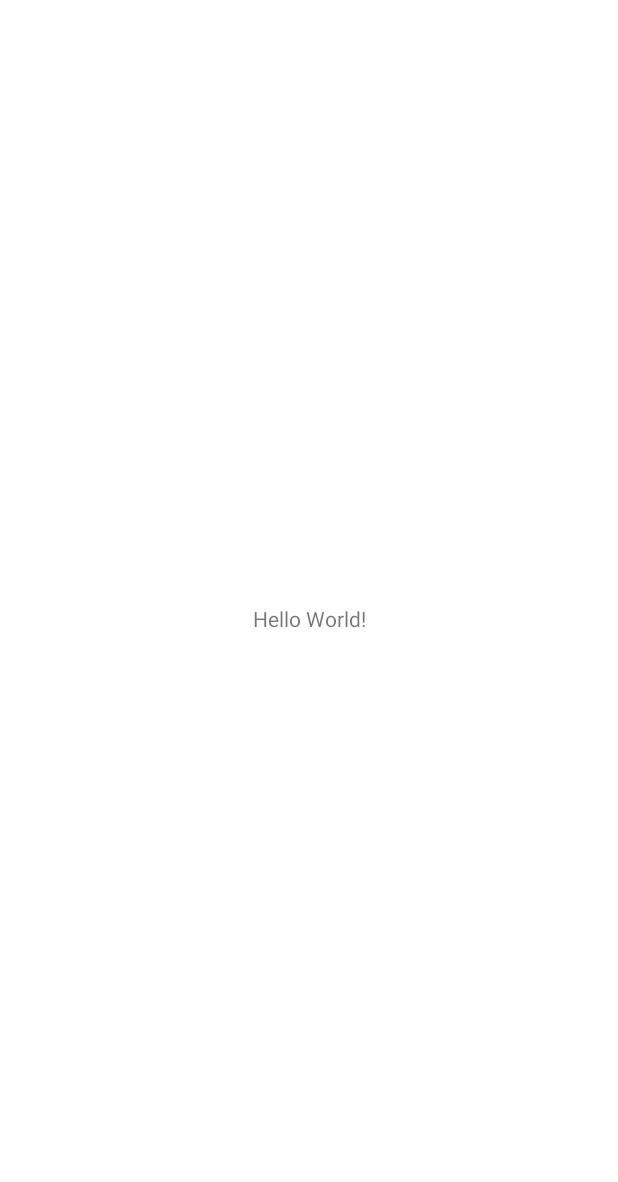
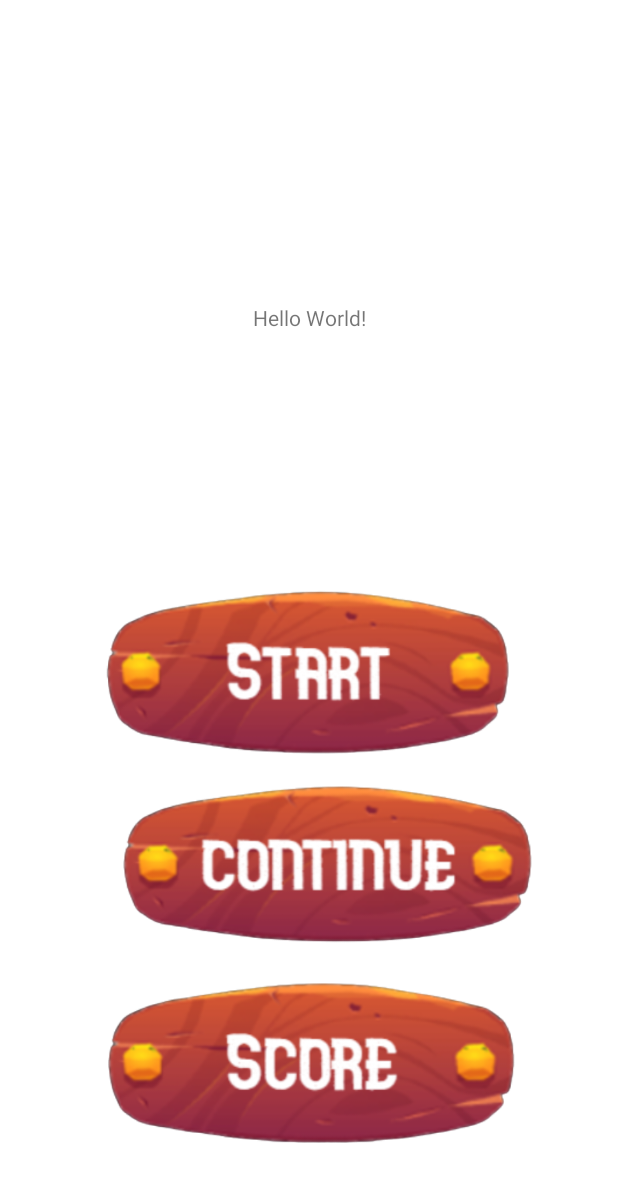
Before and after one commit to hkccchuang/Group_project, an Android app: the screen it shows after launch (MainActivity), on a phone screen of 412 x 824 dp. Before the commit the part shown is almost empty. Shown: the top 1182 px of the screen. Run offline under Robolectric (Android 15) with nearby library versions, the phone set to English and light mode, and no system bars.

Commit message:
initial commit

```diff
--- a/app/src/main/AndroidManifest.xml
+++ b/app/src/main/AndroidManifest.xml
@@ -12,6 +12,10 @@
         android:theme="@style/Theme.GroupProject"
         tools:targetApi="31">
         <activity
+            android:name=".StageSelection"
+            android:exported="false" />
+
+        <activity
             android:name=".MainActivity"
             android:exported="true">
             <intent-filter>
--- a/app/src/main/java/com/example/groupproject/MainActivity.java
+++ b/app/src/main/java/com/example/groupproject/MainActivity.java
@@ -2,16 +2,72 @@ package com.example.groupproject;
 
 import androidx.appcompat.app.AppCompatActivity;
 
+import android.content.Intent;
+import android.content.res.AssetFileDescriptor;
 import android.graphics.drawable.ColorDrawable;
+import android.media.MediaPlayer;
 import android.os.Bundle;
+import android.view.View;
+import android.widget.ImageButton;
 
-public class MainActivity extends AppCompatActivity {
+public class MainActivity extends AppCompatActivity implements View.OnClickListener{
+
+    public static MediaPlayer mMediaPlayer = new MediaPlayer();//BGM
+     public Intent next;
+     ImageButton start;
+
+     Boolean isNext=false;//If user go to other intent,music will not be pause
+
+
 
     @Override
     protected void onCreate(Bundle savedInstanceState) {
         super.onCreate(savedInstanceState);
         setContentView(R.layout.activity_main);
         getSupportActionBar().hide();//hide the action bar
+        loadMusic();//bgm
+        loadUI();
+
+    }
+
+    public void loadMusic(){
+        mMediaPlayer = MediaPlayer.create(this, R.raw.bgm);
+        mMediaPlayer.setLooping(true);
+        mMediaPlayer.start();
+    }
+
+    public void loadUI(){
+        start=findViewById(R.id.btnStart);
+        start.setOnClickListener(this);
+    }
+
+
+    protected void onPause(){
+        super.onPause();
+
+        if(!isNext){
+        mMediaPlayer.pause();
+        //If user go to other intent,music will not be pause
+        }
+
+
+
+    }
+
+    protected void onResume(){
+        super.onResume();
+        mMediaPlayer.start();
+
+    }
+
+    @Override
+    public void onClick(View view) {
+
+        if(view.getId()==R.id.btnStart){
+            next=new Intent(MainActivity.this, StageSelection.class);
+            isNext=true;
+            startActivity(next);
+        }
 
     }
 }
--- /dev/null
+++ b/app/src/main/java/com/example/groupproject/StageSelection.java
@@ -0,0 +1,15 @@
+package com.example.groupproject;
+
+import androidx.appcompat.app.AppCompatActivity;
+
+import android.os.Bundle;
+
+public class StageSelection extends AppCompatActivity {
+
+    @Override
+    protected void onCreate(Bundle savedInstanceState) {
+        super.onCreate(savedInstanceState);
+        setContentView(R.layout.activity_stage_selection);
+        MainActivity.mMediaPlayer.start();
+    }
+}
--- a/app/src/main/res/layout/activity_main.xml
+++ b/app/src/main/res/layout/activity_main.xml
@@ -7,12 +7,62 @@
     tools:context=".MainActivity">
 
     <TextView
+        android:id="@+id/textView"
         android:layout_width="wrap_content"
         android:layout_height="wrap_content"
         android:text="Hello World!"
         app:layout_constraintBottom_toBottomOf="parent"
         app:layout_constraintEnd_toEndOf="parent"
         app:layout_constraintStart_toStartOf="parent"
-        app:layout_constraintTop_toTopOf="parent" />
+        app:layout_constraintTop_toTopOf="parent"
+        app:layout_constraintVertical_bias="0.251" />
+
+    <ImageButton
+        android:id="@+id/btnStart"
+        android:layout_width="291dp"
+        android:layout_height="119dp"
+        android:layout_marginTop="140dp"
+        android:background="@drawable/btn_start"
+        android:contentDescription="@string/contentDescription1"
+        android:scaleType="fitXY"
+        app:layout_constraintBottom_toBottomOf="parent"
+        app:layout_constraintEnd_toEndOf="parent"
+        app:layout_constraintStart_toStartOf="parent"
+        app:layout_constraintTop_toTopOf="parent"
+        app:layout_constraintVertical_bias="0.434"
+        app:srcCompat="@drawable/btn_start"
+        tools:ignore="SpeakableTextPresentCheck" />
+
+    <ImageButton
+        android:id="@+id/btnContinue"
+        android:layout_width="291dp"
+        android:layout_height="119dp"
+        android:layout_marginStart="80dp"
+        android:layout_marginLeft="80dp"
+        android:layout_marginTop="9dp"
+        android:layout_marginEnd="60dp"
+        android:layout_marginRight="60dp"
+        android:background="@drawable/btn_continue"
+        android:contentDescription="@string/contentDescription2"
+        android:scaleType="fitXY"
+        app:layout_constraintEnd_toEndOf="parent"
+        app:layout_constraintStart_toStartOf="parent"
+        app:layout_constraintTop_toBottomOf="@+id/btnStart"
+        app:srcCompat="@drawable/btn_continue"
+        tools:ignore="SpeakableTextPresentCheck" />
+
+    <ImageButton
+        android:id="@+id/btnScore"
+        android:layout_width="291dp"
+        android:layout_height="119dp"
+        android:layout_marginTop="9dp"
+        android:background="@drawable/btn_score"
+        android:contentDescription="@string/contentDescription3"
+        android:scaleType="fitXY"
+        app:layout_constraintEnd_toEndOf="parent"
+        app:layout_constraintStart_toStartOf="parent"
+        app:layout_constraintTop_toBottomOf="@+id/btnContinue"
+        app:srcCompat="@drawable/btn_score"
+        tools:ignore="SpeakableTextPresentCheck" />
 
 </androidx.constraintlayout.widget.ConstraintLayout>
--- /dev/null
+++ b/app/src/main/res/layout/activity_stage_selection.xml
@@ -0,0 +1,9 @@
+<?xml version="1.0" encoding="utf-8"?>
+<androidx.constraintlayout.widget.ConstraintLayout xmlns:android="http://schemas.android.com/apk/res/android"
+    xmlns:app="http://schemas.android.com/apk/res-auto"
+    xmlns:tools="http://schemas.android.com/tools"
+    android:layout_width="match_parent"
+    android:layout_height="match_parent"
+    tools:context=".StageSelection">
+
+</androidx.constraintlayout.widget.ConstraintLayout>
--- a/app/src/main/res/values/strings.xml
+++ b/app/src/main/res/values/strings.xml
@@ -1,3 +1,7 @@
 <resources>
     <string name="app_name">Temporary</string>
+    <string name="contentDescription1">Start</string>
+    <string name="contentDescription2">Continue</string>
+    <string name="contentDescription3">Score</string>
+
 </resources>
```
Also changed, not shown: app/src/main/res/drawable/btn_continue.png (added), app/src/main/res/drawable/btn_score.png (added), app/src/main/res/drawable/btn_start.png (added), app/src/main/res/drawable/button.png (added), 1 other file.
